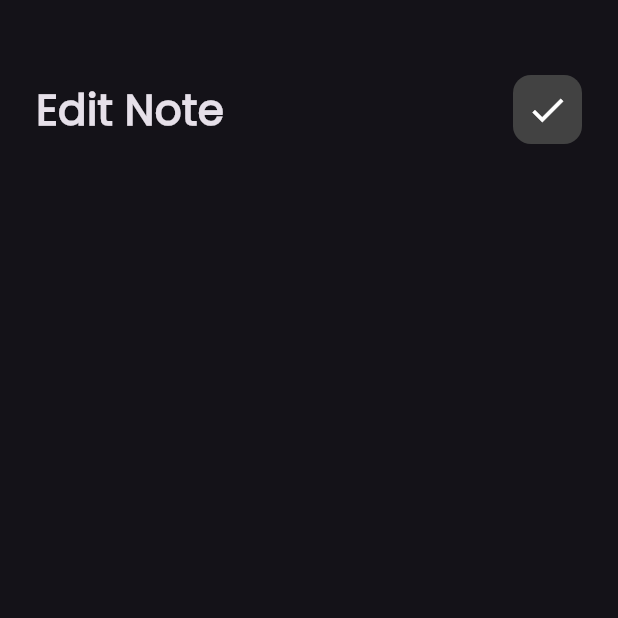
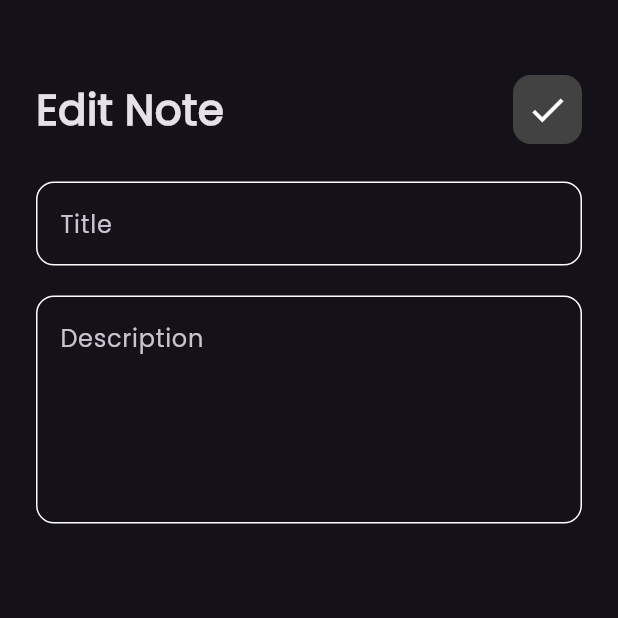
Before and after one commit to fares324/notely, a Flutter app: the EditNoteView screen opened directly, on a phone screen of 412 x 824 dp, the top half of it. Run offline on Flutter 3.47's test engine with Material 3 defaults, Android fonts, the phone set to English and light mode, and no system bars.

Commit message:
finshing edit note view

```diff
--- a/lib/views/widgets/edit_note_view_body.dart
+++ b/lib/views/widgets/edit_note_view_body.dart
@@ -1,5 +1,6 @@
 import 'package:flutter/material.dart';
 import 'package:notely/views/widgets/custom_appbar.dart';
+import 'package:notely/views/widgets/custom_tesxt_field.dart';
 
 class EditNoteViewBody extends StatelessWidget {
   const EditNoteViewBody({super.key});
@@ -17,6 +18,17 @@ class EditNoteViewBody extends StatelessWidget {
             title: 'Edit Note',
             icon: Icons.check,
           ),
+          SizedBox(
+            height: 25,
+          ),
+          CustomTextField(hintText: "Title"),
+          SizedBox(
+            height: 20,
+          ),
+          CustomTextField(
+            hintText: "Description",
+            maxLines: 5,
+          )
         ],
       ),
     );
```
